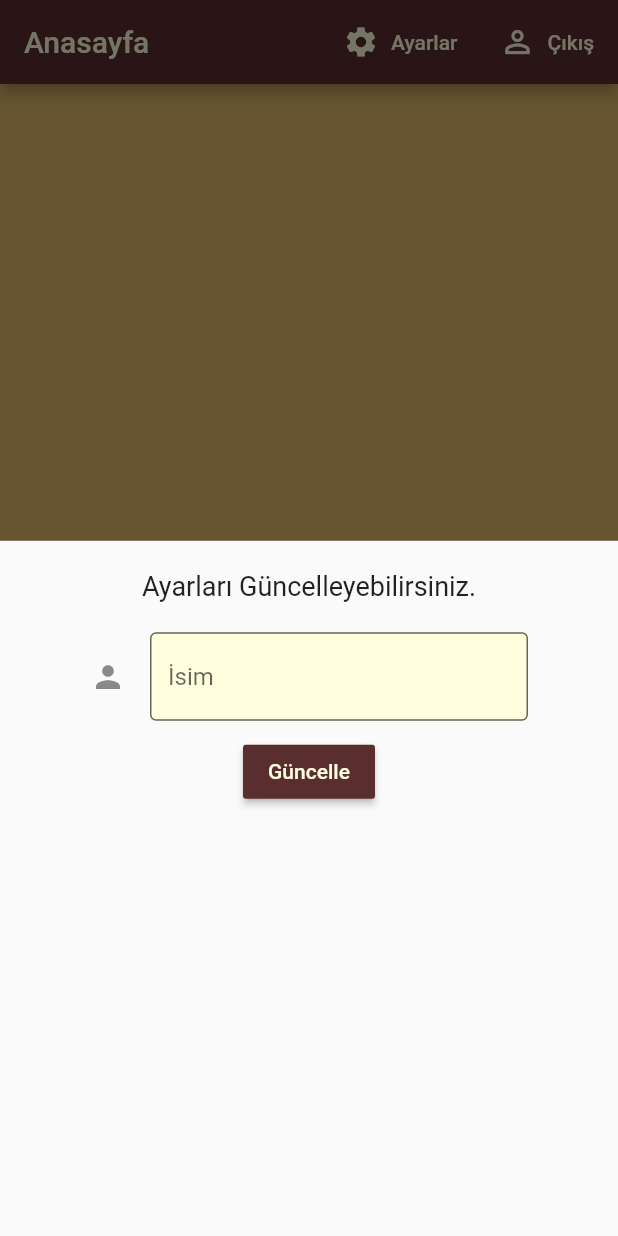
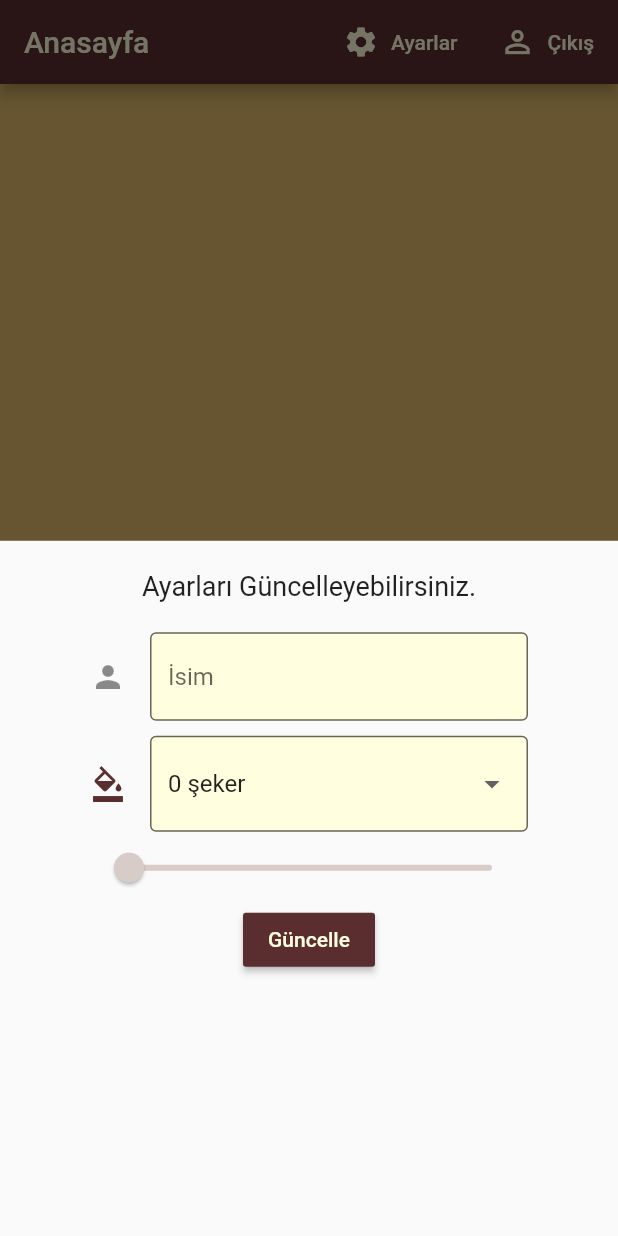
Before and after one commit to emralyilmaz/training41KahveniSecApp, a Flutter app: the screen it shows once a user with an empty profile is signed in, after a tap on "Ayarlar", on a phone screen of 412 x 824 dp. Run offline on Flutter 3.47's test engine with Material 2 defaults, Android fonts, the phone set to English and light mode, and no system bars; our stand-ins replace cloud_firestore, firebase_auth, firebase_core, flutter_spinkit; accounts and stored records are empty.

Commit message:
Form İçin Dropdown ve Slider Oluşturma

```diff
--- a/lib/screens/home/settings_form.dart
+++ b/lib/screens/home/settings_form.dart
@@ -12,7 +12,7 @@ class _SettingFormState extends State<SettingForm> {
 
   String currentIsim;
   String currentSeker;
-  String currentKoyuluk;
+  int currentKoyuluk;
 
   @override
   Widget build(BuildContext context) {
@@ -36,12 +36,36 @@ class _SettingFormState extends State<SettingForm> {
           SizedBox(
             height: 10.0,
           ),
+          DropdownButtonFormField(
+            items: sekerler.map((seker) {
+              return DropdownMenuItem(
+                value: seker,
+                child: Text("$seker şeker"),
+              );
+            }).toList(),
+            onChanged: (val) => setState(() => currentSeker = val),
+            decoration: inputDecoration.copyWith(
+                icon: Icon(Icons.format_color_fill,
+                    color: Color.fromRGBO(90, 46, 46, 1))),
+            value: currentSeker ?? "0",
+          ),
+          Slider(
+            value: (currentKoyuluk ?? 100).toDouble(),
+            min: 100,
+            max: 900,
+            divisions: 8,
+            onChanged: (val) => setState(() => currentKoyuluk = val.round()),
+            activeColor: Colors.brown[currentKoyuluk ?? 100],
+            inactiveColor: Colors.brown[currentKoyuluk ?? 100],
+          ),
           RaisedButton(
               color: Color.fromRGBO(90, 46, 46, 1),
               child: Text("Güncelle",
                   style: TextStyle(color: Color.fromRGBO(255, 254, 223, 1))),
               onPressed: () async {
                 print(currentIsim);
+                print(currentSeker);
+                print(currentKoyuluk);
               })
         ],
       ),
```
